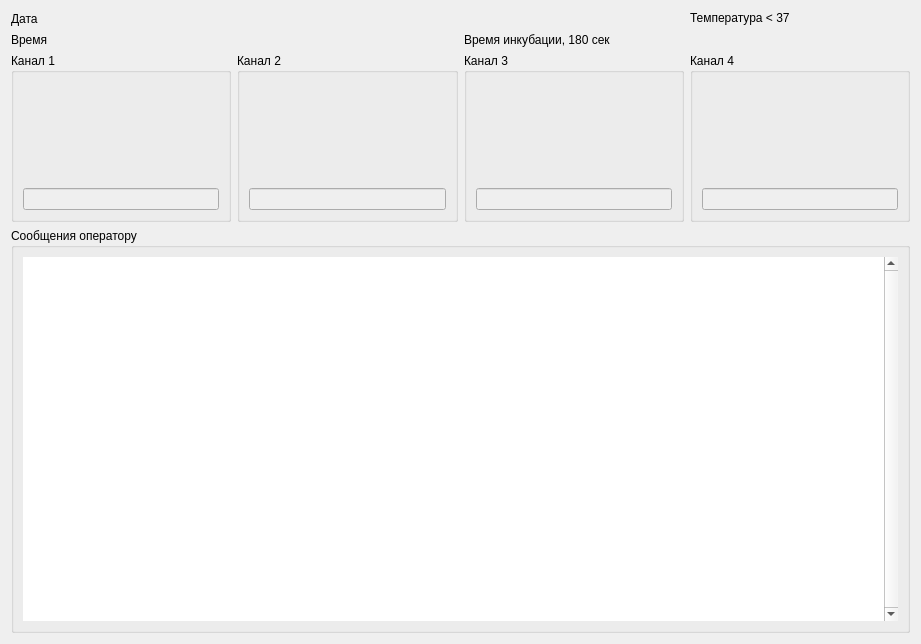
Qt form measurement.ui (krang4d/Agrekola) before a commit.
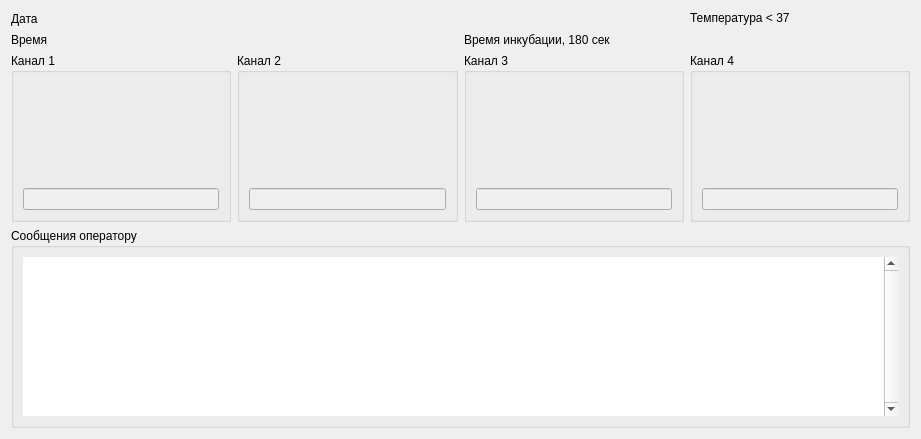
The same form after that commit.

```diff
--- a/measurement.ui
+++ b/measurement.ui
@@ -7,14 +7,14 @@
     <x>0</x>
     <y>0</y>
     <width>921</width>
-    <height>644</height>
+    <height>427</height>
    </rect>
   </property>
   <property name="windowTitle">
    <string>Form</string>
   </property>
-  <layout class="QVBoxLayout" name="verticalLayout_2">
-   <item>
+  <layout class="QGridLayout" name="gridLayout_2">
+   <item row="0" column="0">
     <layout class="QGridLayout" name="gridLayout">
      <item row="1" column="0" colspan="2">
       <widget class="QLabel" name="label_time">
@@ -156,7 +156,7 @@
      </item>
     </layout>
    </item>
-   <item>
+   <item row="1" column="0">
     <widget class="QGroupBox" name="groupBox_2">
      <property name="sizePolicy">
       <sizepolicy hsizetype="Preferred" vsizetype="Preferred">
```
Left out of the diff: 2 changed lines with no effect on the pictures.
